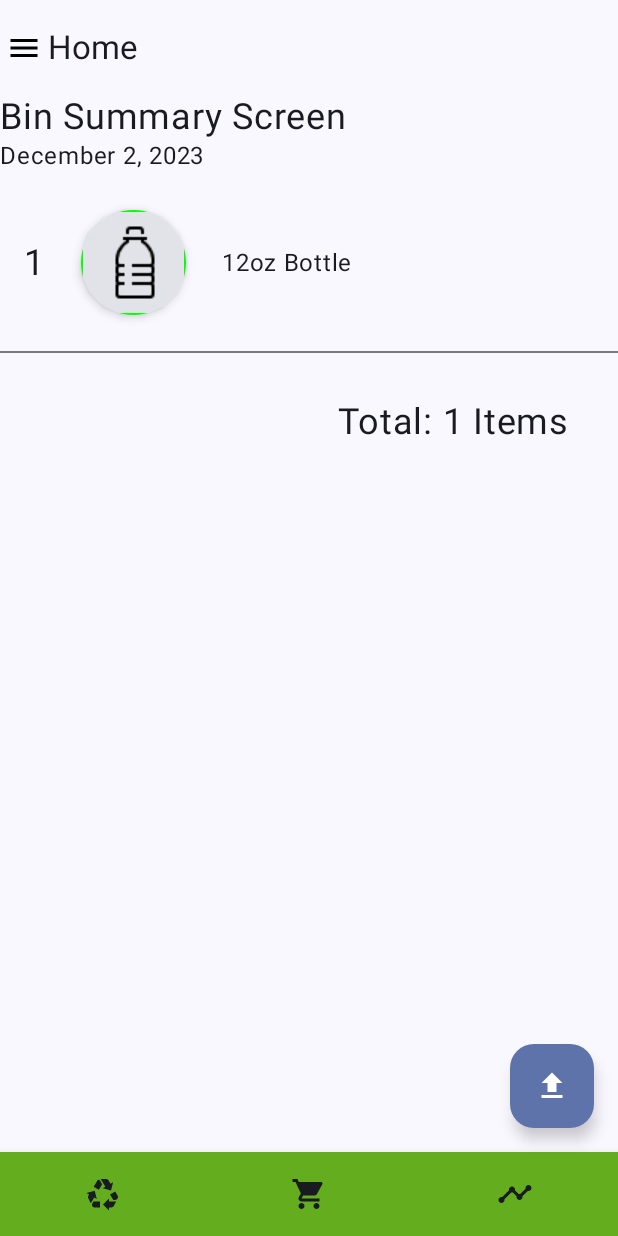
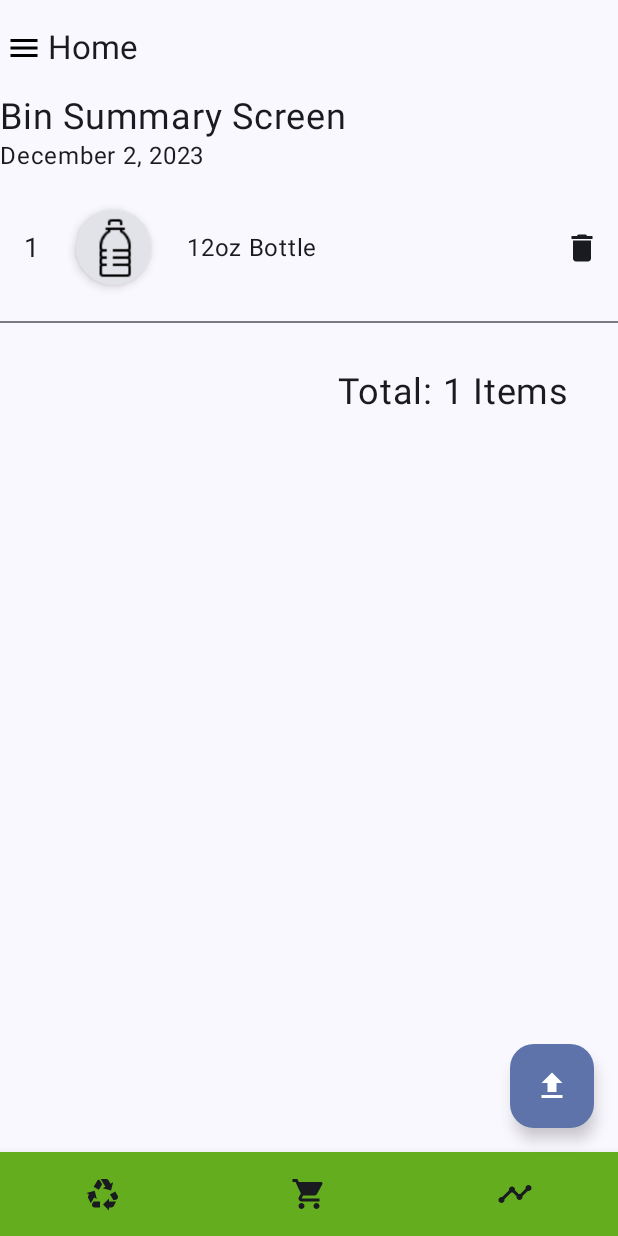
Before and after one commit to jaredbaca/RecyclingTracker, an Android app built with Jetpack Compose: the BinSummaryScreen screen opened through its navigation route, on a phone screen of 412 x 824 dp. Run offline under Robolectric (Android 15) with nearby library versions, the phone set to English and light mode, and no system bars; our stand-ins replace Firebase (no records; nobody signed in at launch, a user with empty details on screens opened directly); 1 statement that could not run was skipped.

Commit message:
updated summary screen, delete does not work correctly

```diff
--- a/app/src/main/java/edu/bu/recyclingtracker/ui/LogRecyclablesViewModel.kt
+++ b/app/src/main/java/edu/bu/recyclingtracker/ui/LogRecyclablesViewModel.kt
@@ -139,4 +139,15 @@ class LogRecyclablesViewModel(private val repository: RecyclingTrackerRepository
             itemCounts = mutableStateOf( newItemCounts)
         )
     }
+
+    fun updateItemQuantity(itemName: String, newQuantity: String) {
+        val newItemCounts: MutableList<RecyclingItemUiState> = uiState.value.itemCounts.value.toMutableList()
+        newItemCounts.forEach {
+            if(it.name == itemName && newQuantity.toInt() >= 0)
+                it.quantity = newQuantity.toInt()
+        }
+        uiState.value = uiState.value.copy(
+            itemCounts = mutableStateOf(newItemCounts)
+        )
+    }
 }
--- a/app/src/main/java/edu/bu/recyclingtracker/ui/components/ItemCard.kt
+++ b/app/src/main/java/edu/bu/recyclingtracker/ui/components/ItemCard.kt
@@ -68,7 +68,7 @@ fun ItemCard(
                     top = 24.dp,
                     end = 24.dp
                 )
-                .size(70.dp)
+                .size(50.dp)
                 .clickable {
                     viewModel.incrementCount(name)
                     Log.d("Count", viewModel.uiState.value.itemCounts.value.toString())
@@ -79,11 +79,12 @@ fun ItemCard(
             Box(
                 modifier = Modifier
                     .fillMaxSize()
-                    .border(
-                        width = 1.dp,
-                        color = if (itemUiState.quantity > 0) Color.Green else Color.Transparent,
-                        shape = RoundedCornerShape(8.dp),
-                    ),
+//                    .border(
+//                        width = 1.dp,
+//                        color = if (itemUiState.quantity > 0) Color.Green else Color.Transparent,
+//                        shape = RoundedCornerShape(8.dp),
+//                    )
+                ,
                 contentAlignment = Alignment.Center
 
             ) {
@@ -91,7 +92,7 @@ fun ItemCard(
                     Image(
                         modifier = Modifier
 //                            .fillMaxSize()
-                            .size(50.dp)
+                            .size(40.dp)
                         ,
                         painter = painterResource(id = itemUiState.icon!!),
                         contentDescription = "Box Icon",
--- a/app/src/main/java/edu/bu/recyclingtracker/ui/screens/BinSummaryScreen.kt
+++ b/app/src/main/java/edu/bu/recyclingtracker/ui/screens/BinSummaryScreen.kt
@@ -1,25 +1,37 @@
 package edu.bu.recyclingtracker.ui.screens
 
+import androidx.compose.foundation.clickable
 import androidx.compose.foundation.layout.Arrangement
+import androidx.compose.foundation.layout.Box
 import androidx.compose.foundation.layout.Column
 import androidx.compose.foundation.layout.Row
+import androidx.compose.foundation.layout.Spacer
 import androidx.compose.foundation.layout.fillMaxSize
 import androidx.compose.foundation.layout.fillMaxWidth
 import androidx.compose.foundation.layout.padding
+import androidx.compose.foundation.layout.size
 import androidx.compose.foundation.lazy.LazyColumn
+import androidx.compose.foundation.text.KeyboardOptions
 import androidx.compose.material.icons.Icons
+import androidx.compose.material.icons.filled.Delete
 import androidx.compose.material.icons.filled.Upload
 import androidx.compose.material3.Divider
 import androidx.compose.material3.ExperimentalMaterial3Api
 import androidx.compose.material3.FloatingActionButton
 import androidx.compose.material3.Icon
+import androidx.compose.material3.IconButton
 import androidx.compose.material3.Scaffold
 import androidx.compose.material3.Surface
 import androidx.compose.material3.Text
+import androidx.compose.material3.TextField
 import androidx.compose.runtime.Composable
+import androidx.compose.runtime.getValue
 import androidx.compose.runtime.mutableStateOf
+import androidx.compose.runtime.remember
+import androidx.compose.runtime.setValue
 import androidx.compose.ui.Alignment
 import androidx.compose.ui.Modifier
+import androidx.compose.ui.text.input.KeyboardType
 import androidx.compose.ui.text.style.TextAlign
 import androidx.compose.ui.tooling.preview.Preview
 import androidx.compose.ui.unit.dp
@@ -86,27 +98,82 @@ fun BinSummaryScreen(navController: NavController, viewModel: LogRecyclablesView
                     Text(text = dateFormat.format(Date()))
                 }
 
+                var itemList by remember { mutableStateOf(viewModel.uiState.value.itemCounts.value) }
+
                 LazyColumn(content = {
-                    items(viewModel.uiState.value.itemCounts.value.size) {
+                    items(itemList.size) {
                         index ->
-                        if(viewModel.uiState.value.itemCounts.value[index].quantity > 0) {
-                            Row(verticalAlignment = Alignment.CenterVertically) {
+                        if(itemList[index].quantity > 0) {
+                            Row(
+                                modifier = Modifier.fillMaxWidth(),
+                                verticalAlignment = Alignment.CenterVertically,
+//                                horizontalArrangement = Arrangement.SpaceEvenly
+                            ) {
 //                            Text(text = "${it.name}: ${it.quantity}")
-                            Text(text=viewModel.uiState.value.itemCounts.value[index].quantity.toString(),
-                                fontSize = 24.sp,
+
+
+
+//                            var text by remember { mutableStateOf(viewModel.uiState.value.itemCounts.value[index].quantity.toString()) }
+//
+//                           TextField(value = text,
+//                               onValueChange = {
+//                                   viewModel.updateItemQuantity(viewModel.uiState.value.itemCounts.value[index].name, it)
+////                                   text = it
+//                               },
+//                               modifier = Modifier
+//                                   .size(48.dp)
+//                                   .padding(start = 8.dp),
+//                               keyboardOptions = KeyboardOptions(
+//                                   keyboardType = KeyboardType.Number
+//                               )
+//                           )
+
+                            Column(
+//                                modifier = Modifier.weight(1f)
+                            )   {
+
+                                Text(text=itemList[index].quantity.toString(),
+                                    fontSize = 18.sp,
                                     modifier = Modifier
-                                    .padding(start = 16.dp))
+                                        .padding(start = 16.dp)
+//                                        .weight(1f),
+                                )
+                            }
+
+                                Column(
+//                                    modifier = Modifier.weight(1f)
+                                )   {
 
                                     ItemCard(
                                         selected = false,
                                         name = "",
-                                itemUiState = viewModel.uiState.value.itemCounts.value[index],
+                                        itemUiState = itemList[index],
                                         viewModel = viewModel,
                                         index = 0,
-                                counterVisible = false
+                                        counterVisible = false,
                                     )
-                            Text(text = viewModel.uiState.value.itemCounts.value[index].name)
                                 }
+
+                                Column(
+                                    modifier = Modifier.weight(1f)
+                                )   {
+
+                                    Text(text = itemList[index].name
+                                    )
+                                }
+
+
+
+                                //Delete Button
+                                //TODO Need to make this update in real time
+                            IconButton(onClick = {
+                                itemList[index].quantity = 0;
+                            }) {
+                                Icon(imageVector = Icons.Default.Delete, contentDescription = "Remove Item")
+                            }
+
+                        }
+
                         Divider()
                     }
                         }
@@ -116,7 +183,7 @@ fun BinSummaryScreen(navController: NavController, viewModel: LogRecyclablesView
                             .fillMaxWidth(),
                             horizontalArrangement = Arrangement.End
                         ) {
-                            Text(text = "Total: ${viewModel.uiState.value.itemCounts.value.sumOf { it.quantity }} Items",
+                            Text(text = "Total: ${itemList.sumOf { it.quantity }} Items",
                             fontSize = 24.sp)
                         }
                     }
```
Lines whose indentation alone changed are shown as unchanged.
